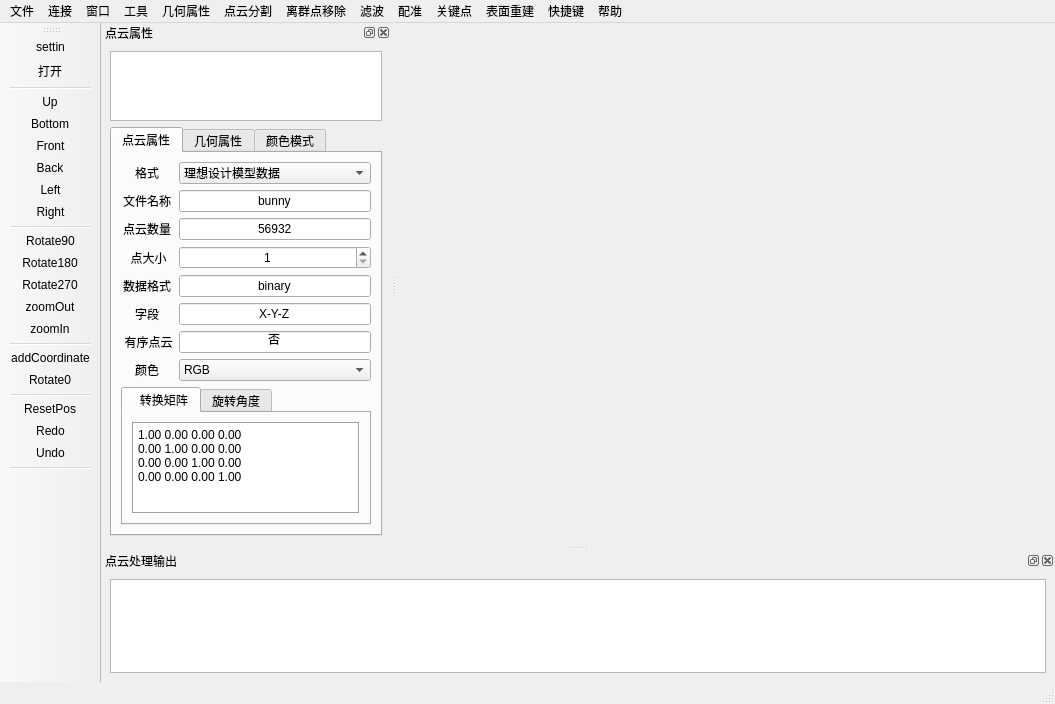
This is pclvisualizer.ui in JessieH12/20251022-433Qt as Qt 5 draws it before an edit. The edited form follows.
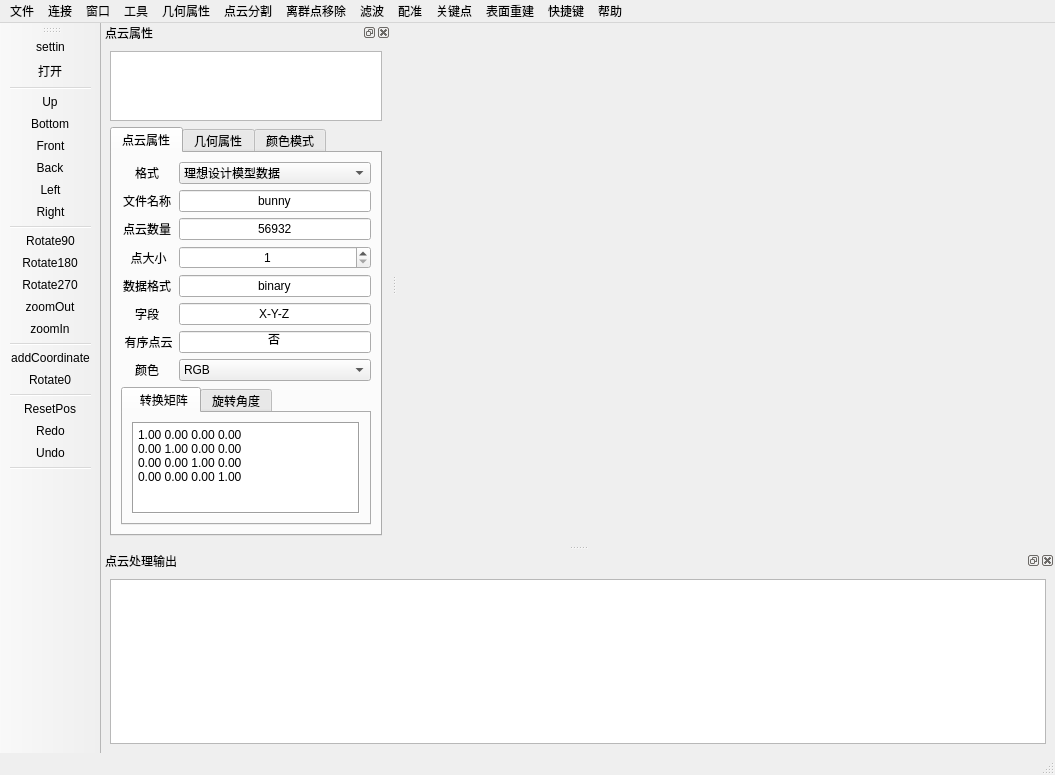
This is the edited form. Icons and pictures are not drawn. Custom widgets are drawn as their Qt base class.

Commit message: 右侧窗口添加ui及连接主窗口信息栏发送进度

What changed in the file:
```diff
--- a/pclvisualizer.ui
+++ b/pclvisualizer.ui
@@ -7,7 +7,7 @@
     <x>0</x>
     <y>0</y>
     <width>1055</width>
-    <height>704</height>
+    <height>775</height>
    </rect>
   </property>
   <property name="windowTitle">
```
Left out of the diff: 60 changed lines with no effect on the pictures. The commit also changes 6 other files.
